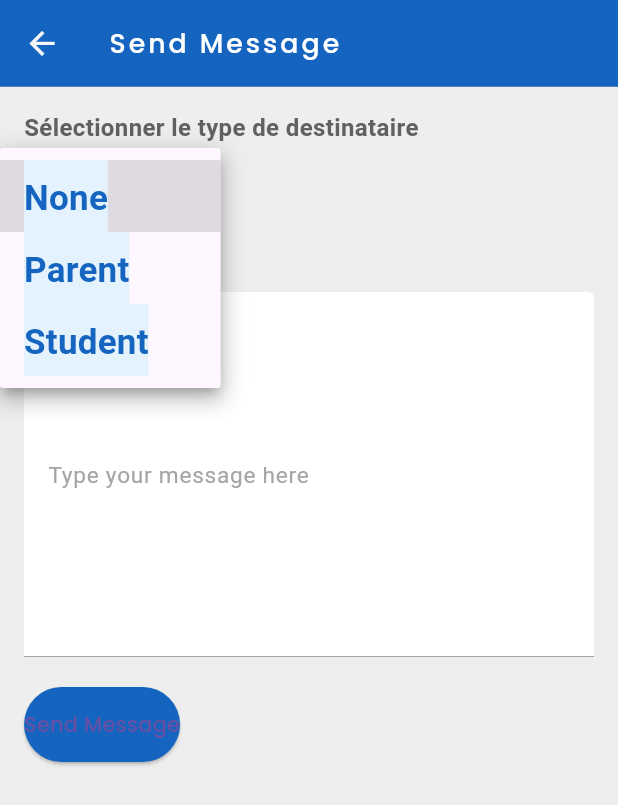
After one commit to mariembenhassen/Tunisia-Learning, a Flutter app: the SendToParentPage screen opened by its route, after a tap on "None", on a phone screen of 412 x 824 dp. The commit adds this screen. Shown: the top 805 px of the screen. Run offline on Flutter 3.47's test engine with Material 3 defaults, Android fonts, the phone set to English and light mode, and no system bars; our stand-ins replace file_picker, flutter_svg, google_fonts, google_nav_bar, sizer; network calls fail.

Commit message:
fazt l lhome screen w send ta3 l teacher

```diff
--- a/lib/routes.dart
+++ b/lib/routes.dart
@@ -4,6 +4,8 @@ import 'package:flutter_first_project/screens/Messagerie_screen/Parent_mesaages/
 import 'package:flutter_first_project/screens/Messagerie_screen/Parent_mesaages/send.dart';
 import 'package:flutter_first_project/screens/Messagerie_screen/Teacher_Messagerie_screen.dart';
 import 'package:flutter_first_project/screens/Messagerie_screen/Teacher_messages/ChatPage.dart';
+import 'package:flutter_first_project/screens/Messagerie_screen/Teacher_messages/send_to_parent.dart';
+
 import 'package:flutter_first_project/screens/assignment_screen/course_list_screen.dart';
 import 'package:flutter_first_project/screens/emploi_du_temps_screen/emploi_du_temps_screen.dart';
 import 'package:flutter_first_project/screens/home_screen/child_detail_screen.dart';
@@ -22,11 +24,11 @@ Map<String, WidgetBuilder> routes = {
   ParentHomeScreen.routeName: (context) => ParentHomeScreen(),
   ChildDetailScreen.routeName: (context) => ChildDetailScreen(),
   EmploiDuTempsScreen.routeName: (context) => EmploiDuTempsScreen(),
-
   ParentMessagingPage.routeName: (context) => ParentMessagingPage(),
   TeacherMessagingPage.routeName: (context) => TeacherMessagingPage(),
-  MessageSendingPage.routeName: (context) => MessageSendingPage(),
-ChatPage.routeName: (context) =>ChatPage(),
- ChatTeacherPage.routeName: (context) =>ChatTeacherPage(),
 
+  ChatPage.routeName: (context) => ChatPage(),
+  ChatTeacherPage.routeName: (context) => ChatTeacherPage(),
+
+ SendToParentPage.routeName: (context) => SendToParentPage(),
 };
--- /dev/null
+++ b/lib/screens/Messagerie_screen/Teacher_messages/send_to_parent.dart
@@ -0,0 +1,403 @@
+import 'package:flutter/material.dart';
+
+import 'package:flutter/material.dart';
+import 'package:http/http.dart' as http;
+import 'dart:convert';
+
+class SendToParentPage extends StatefulWidget {
+  static const String routeName = '/send-to-parent';
+
+  @override
+  _SendToParentPageState createState() => _SendToParentPageState();
+}
+
+class _SendToParentPageState extends State<SendToParentPage> {
+  late List<dynamic> parents;
+  late List<dynamic> students;
+  late int idUser;
+  late int idEtablissement;
+  dynamic selectedParent;
+  dynamic selectedStudent;
+  String recipientType = 'None'; // Track the selected recipient type
+  TextEditingController _messageController = TextEditingController();
+
+  @override
+  void didChangeDependencies() {
+    super.didChangeDependencies();
+
+    final Map<String, dynamic>? args =
+        ModalRoute.of(context)?.settings.arguments as Map<String, dynamic>?;
+
+    if (args != null) {
+      parents = args['parents'];
+      students = args['students'];
+      idUser = args['idUser'];
+      idEtablissement = args['idEtablissement'];
+    } else {
+      // Handle the case where arguments are not provided
+      parents = [];
+      students = [];
+      idUser = 0;
+      idEtablissement = 0;
+    }
+  }
+
+  void _selectParent() async {
+    if (selectedStudent != null) {
+      setState(() {
+        selectedStudent = null; // Clear selected student if parent is selected
+      });
+    }
+
+    final selected = await showSearch(
+      context: context,
+      delegate: ParentSearchDelegate(parents),
+    );
+
+    if (selected != null) {
+      setState(() {
+        selectedParent = selected;
+      });
+    }
+  }
+
+  void _selectStudent() async {
+    if (selectedParent != null) {
+      setState(() {
+        selectedParent = null; // Clear selected parent if student is selected
+      });
+    }
+
+    final selected = await showSearch(
+      context: context,
+      delegate: StudentSearchDelegate(students),
+    );
+
+    if (selected != null) {
+      setState(() {
+        selectedStudent = selected;
+      });
+    }
+  }
+
+  void _sendMessage() async {
+    if (recipientType == 'None') {
+      _showError('Please select a recipient type.');
+      return;
+    }
+
+    if (recipientType == 'Parent' && selectedParent == null) {
+      _showError('Please select a parent.');
+      return;
+    }
+
+    if (recipientType == 'Student' && selectedStudent == null) {
+      _showError('Please select a student.');
+      return;
+    }
+
+    final message = _messageController.text;
+
+    final url = recipientType == 'Parent'
+        ? 'http://localhost/Tunisia_Learning_backend/TunisiaLearningPhp/send_select_parent.php'
+        : 'http://localhost/Tunisia_Learning_backend/TunisiaLearningPhp/send_select_student.php';
+
+    final body = jsonEncode({
+      'idUser': idUser,
+      'idetablissement': idEtablissement,
+      'message': message,
+      if (recipientType == 'Parent') 'selectedParentId': selectedParent['id'],
+      if (recipientType == 'Student')
+        'selectedStudentId': selectedStudent['id'],
+    });
+
+    final response = await http.post(
+      Uri.parse(url),
+      headers: {
+        'Content-Type': 'application/json',
+      },
+      body: body,
+    );
+
+    final responseBody = jsonDecode(response.body);
+
+    if (response.statusCode == 200) {
+      if (responseBody.containsKey('success')) {
+        ScaffoldMessenger.of(context).showSnackBar(
+          SnackBar(
+            content:
+                Text('Message envoyé', style: TextStyle(color: Colors.white)),
+            backgroundColor: Colors.green,
+            duration: Duration(seconds: 2),
+          ),
+        );
+      } else if (responseBody.containsKey('error')) {
+        _showError(responseBody['error']);
+      }
+    } else {
+      _showError('Failed to send message.');
+    }
+
+    _messageController.clear(); // Clear message field after sending
+  }
+
+  void _showError(String message) {
+    ScaffoldMessenger.of(context).showSnackBar(
+      SnackBar(
+        content: Text(message, style: TextStyle(color: Colors.white)),
+        backgroundColor: Colors.red,
+        duration: Duration(seconds: 2),
+      ),
+    );
+  }
+
+  @override
+  Widget build(BuildContext context) {
+    return Scaffold(
+      appBar: AppBar(
+        title: Text('Send Message'),
+        backgroundColor: Colors.blue[800],
+      ),
+      body: Container(
+        color: Colors.grey[200], // Background color
+        padding: const EdgeInsets.all(16.0),
+        child: Column(
+          crossAxisAlignment: CrossAxisAlignment.start,
+          children: <Widget>[
+            // Instruction Text
+            Text(
+              'Sélectionner le type de destinataire',
+              style: TextStyle(
+                  fontSize: 16,
+                  fontWeight: FontWeight.bold,
+                  color: Colors.grey[700]),
+            ),
+            SizedBox(height: 10),
+            // DropdownButton for selecting recipient type
+            DropdownButton<String>(
+              value: recipientType,
+              onChanged: (String? newValue) {
+                setState(() {
+                  recipientType = newValue ?? 'None';
+                  selectedParent = null; // Clear previous selections
+                  selectedStudent = null;
+                });
+              },
+              items: <String>['None', 'Parent', 'Student']
+                  .map<DropdownMenuItem<String>>((String value) {
+                return DropdownMenuItem<String>(
+                  value: value,
+                  child: Container(
+                    color:
+                        Colors.blue[50], // Background color of dropdown items
+                    padding: EdgeInsets.symmetric(vertical: 8.0),
+                    child: Text(
+                      value,
+                      style: TextStyle(
+                          color:
+                              Colors.blue[800]), // Text color of dropdown items
+                    ),
+                  ),
+                );
+              }).toList(),
+            ),
+            SizedBox(height: 20),
+            if (recipientType == 'Parent')
+              Column(
+                crossAxisAlignment: CrossAxisAlignment.start,
+                children: <Widget>[
+                  ElevatedButton(
+                    onPressed: _selectParent,
+                    child: Text('Search Parent'),
+                    style: ElevatedButton.styleFrom(
+                      backgroundColor: Colors.blue[700],
+                    ),
+                  ),
+                  SizedBox(height: 20),
+                  selectedParent == null
+                      ? Text('No parent selected',
+                          style: TextStyle(color: Colors.grey[600]))
+                      : Text('Selected Parent: ${selectedParent['nomprenom']}',
+                          style: TextStyle(color: Colors.grey[800])),
+                ],
+              ),
+            if (recipientType == 'Student')
+              Column(
+                crossAxisAlignment: CrossAxisAlignment.start,
+                children: <Widget>[
+                  ElevatedButton(
+                    onPressed: _selectStudent,
+                    child: Text('Search Student'),
+                    style: ElevatedButton.styleFrom(
+                      backgroundColor: Colors.blue[700],
+                    ),
+                  ),
+                  SizedBox(height: 20),
+                  selectedStudent == null
+                      ? Text('No student selected',
+                          style: TextStyle(color: Colors.grey[600]))
+                      : Text(
+                          'Selected Student: ${selectedStudent['nomprenom']}',
+                          style: TextStyle(color: Colors.grey[800])),
+                ],
+              ),
+            SizedBox(height: 20),
+            // Message TextField
+            TextField(
+              controller: _messageController,
+              decoration: InputDecoration(
+                labelText: 'Type your message here',
+                border: OutlineInputBorder(),
+                filled: true,
+                fillColor: Colors.white,
+              ),
+              maxLines: 4,
+            ),
+            SizedBox(height: 20),
+            // Send Button
+            ElevatedButton(
+              onPressed: _sendMessage,
+              child: Text('Send Message'),
+              style: ElevatedButton.styleFrom(
+                backgroundColor: Colors.blue[800],
+                padding: EdgeInsets.symmetric(vertical: 15.0),
+              ),
+            ),
+          ],
+        ),
+      ),
+    );
+  }
+}
+
+class ParentSearchDelegate extends SearchDelegate<dynamic> {
+  final List<dynamic> parents;
+
+  ParentSearchDelegate(this.parents);
+
+  @override
+  List<Widget> buildActions(BuildContext context) {
+    return [
+      IconButton(
+        icon: Icon(Icons.clear),
+        onPressed: () {
+          query = '';
+        },
+      ),
+    ];
+  }
+
+  @override
+  Widget buildLeading(BuildContext context) {
+    return IconButton(
+      icon: Icon(Icons.arrow_back),
+      onPressed: () {
+        close(context, null);
+      },
+    );
+  }
+
+  @override
+  Widget buildResults(BuildContext context) {
+    final results = parents
+        .where((parent) =>
+            parent['nomprenom'].toLowerCase().contains(query.toLowerCase()))
+        .toList();
+
+    return ListView(
+      children: results.map<Widget>((parent) {
+        return ListTile(
+          title: Text(parent['nomprenom']),
+          onTap: () {
+            close(context, parent);
+          },
+        );
+      }).toList(),
+    );
+  }
+
+  @override
+  Widget buildSuggestions(BuildContext context) {
+    final suggestions = parents
+        .where((parent) =>
+            parent['nomprenom'].toLowerCase().contains(query.toLowerCase()))
+        .toList();
+
+    return ListView(
+      children: suggestions.map<Widget>((parent) {
+        return ListTile(
+          title: Text(parent['nomprenom']),
+          onTap: () {
+            close(context, parent);
+          },
+        );
+      }).toList(),
+    );
+  }
+}
+
+class StudentSearchDelegate extends SearchDelegate<dynamic> {
+  final List<dynamic> students;
+
+  StudentSearchDelegate(this.students);
+
+  @override
+  List<Widget> buildActions(BuildContext context) {
+    return [
+      IconButton(
+        icon: Icon(Icons.clear),
+        onPressed: () {
+          query = '';
+        },
+      ),
+    ];
+  }
+
+  @override
+  Widget buildLeading(BuildContext context) {
+    return IconButton(
+      icon: Icon(Icons.arrow_back),
+      onPressed: () {
+        close(context, null);
+      },
+    );
+  }
+
+  @override
+  Widget buildResults(BuildContext context) {
+    final results = students
+        .where((student) =>
+            student['nomprenom'].toLowerCase().contains(query.toLowerCase()))
+        .toList();
+
+    return ListView(
+      children: results.map<Widget>((student) {
+        return ListTile(
+          title: Text(student['nomprenom']),
+          onTap: () {
+            close(context, student);
+          },
+        );
+      }).toList(),
+    );
+  }
+
+  @override
+  Widget buildSuggestions(BuildContext context) {
+    final suggestions = students
+        .where((student) =>
+            student['nomprenom'].toLowerCase().contains(query.toLowerCase()))
+        .toList();
+
+    return ListView(
+      children: suggestions.map<Widget>((student) {
+        return ListTile(
+          title: Text(student['nomprenom']),
+          onTap: () {
+            close(context, student);
+          },
+        );
+      }).toList(),
+    );
+  }
+}
```
Also changed, not shown: lib/screens/Messagerie_screen/Teacher_Messagerie_screen.dart (+68 -5 lines), lib/screens/home_screen/home_screen.dart (+33 -63 lines).
